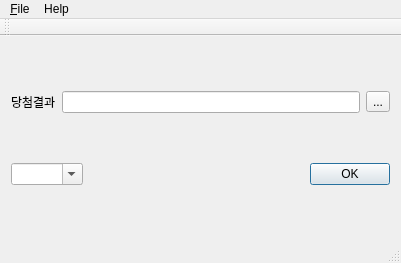
Above: src/formFiles/MainWindow.ui from fsest4u/Taurus before the change. Below: the same form after it.
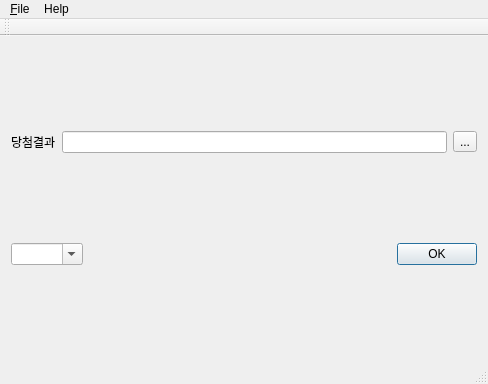
That is the form after the change.

What changed in the file:
```diff
--- a/src/formFiles/MainWindow.ui
+++ b/src/formFiles/MainWindow.ui
@@ -6,8 +6,8 @@
    <rect>
     <x>0</x>
     <y>0</y>
-    <width>401</width>
-    <height>263</height>
+    <width>488</width>
+    <height>384</height>
    </rect>
   </property>
   <property name="windowTitle">
@@ -73,9 +73,15 @@
       </item>
       <item row="0" column="2">
        <widget class="QDialogButtonBox" name="buttonBox">
+        <property name="autoFillBackground">
+         <bool>false</bool>
+        </property>
         <property name="standardButtons">
          <set>QDialogButtonBox::Ok</set>
         </property>
+        <property name="centerButtons">
+         <bool>false</bool>
+        </property>
        </widget>
       </item>
      </layout>
@@ -87,7 +93,7 @@
     <rect>
      <x>0</x>
      <y>0</y>
-     <width>401</width>
+     <width>488</width>
      <height>21</height>
     </rect>
    </property>
```
